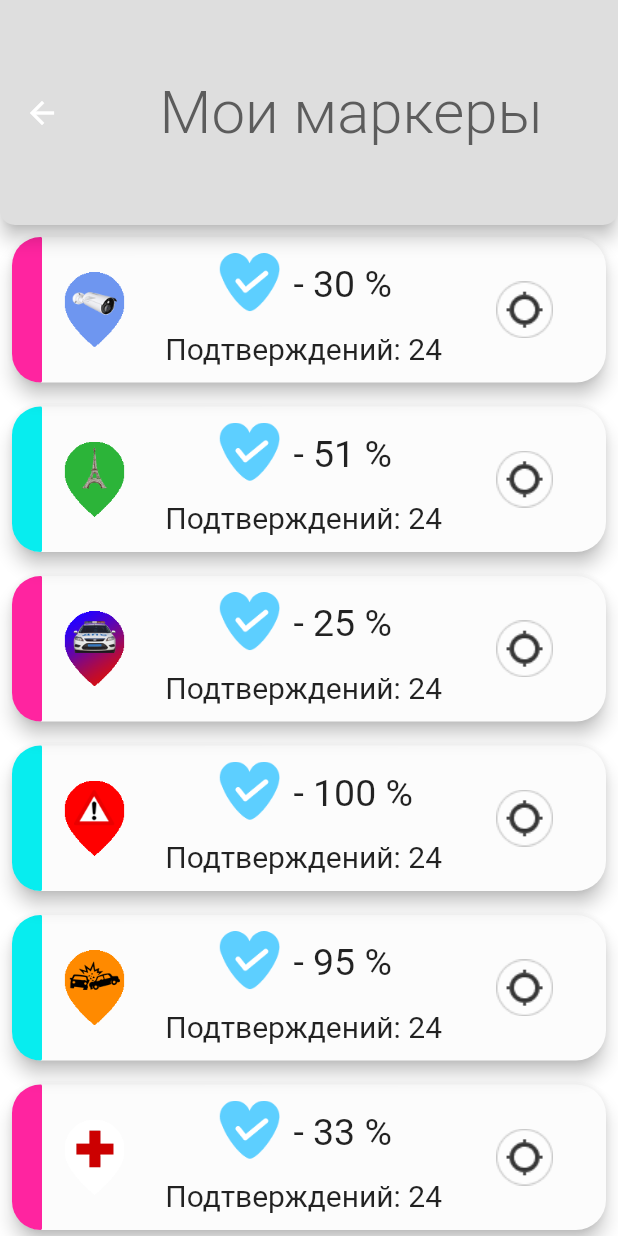
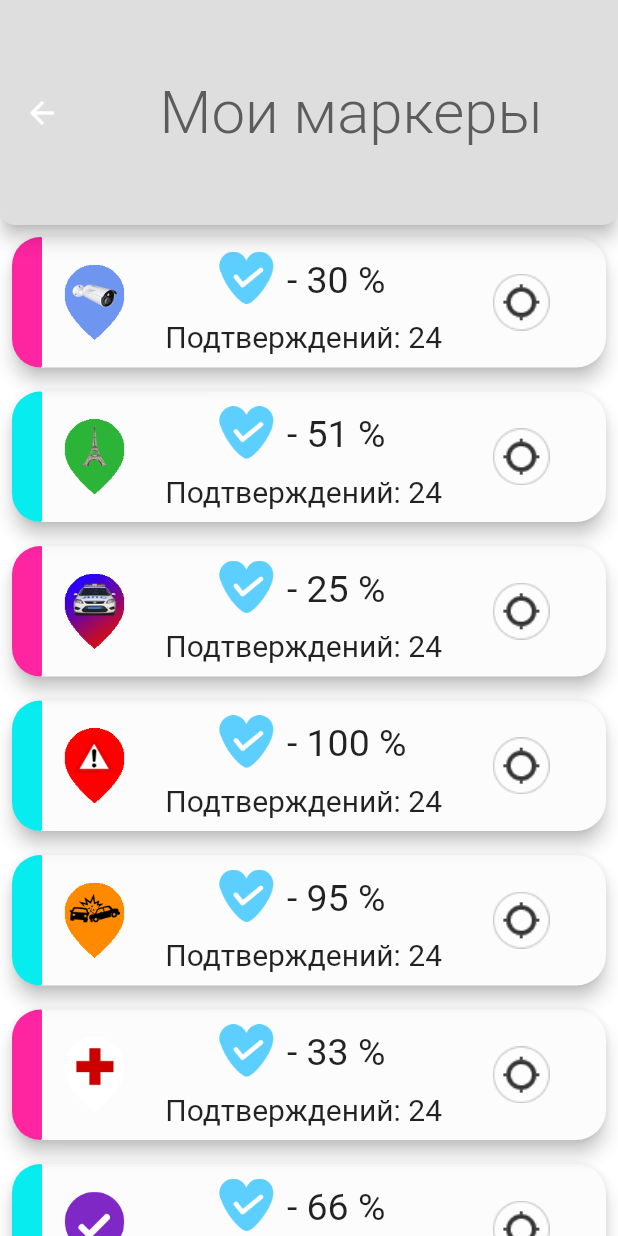
Before and after one commit to shifanyer/attention_map, a Flutter app: the MyMarkers screen opened directly, on a phone screen of 412 x 824 dp. Run offline on Flutter 3.47's test engine with Material 2 defaults, Android fonts, the phone set to English and light mode, and no system bars; our stand-ins replace firebase_core, firebase_database, firebase_storage, fluttertoast, google_maps_flutter, location; missing offline and left inert: firebase, geocoder; accounts and stored records are empty.

Commit message:
Запись в файл новых точек

```diff
--- a/lib/bottom_bar.dart
+++ b/lib/bottom_bar.dart
@@ -22,8 +22,6 @@ class BottomBar extends StatefulWidget {
 class _BottomBarState extends State<BottomBar> {
   int _selectedIndex = 1;
   static const TextStyle optionStyle = TextStyle(fontSize: 30, fontWeight: FontWeight.bold);
-
-  GoogleMapController googleMapController;
 
   // static const List<Widget> _widgetOptions = <Widget>[
   //   Text(
@@ -50,7 +48,6 @@ class _BottomBarState extends State<BottomBar> {
         startCameraPosition: startCameraPosition,
         customMarkers: widget.markers,
         markersList: widget.markersList,
-        googleMapController: googleMapController,
       ),
       Text(
         'Index 2: School',
--- a/lib/global/globals.dart
+++ b/lib/global/globals.dart
@@ -1,6 +1,9 @@
 library attention_map.globals;
 
+import 'package:attention_map/map_objects/marker_point.dart';
 import 'package:google_maps_flutter/google_maps_flutter.dart';
 
 Map<MarkerId, int> userDecisions;
 double bottomHeight = 70.0;
+GoogleMapController googleMapController;
+Map<String, MarkerInfo> userMarkers;
--- a/lib/map_objects/marker_point.dart
+++ b/lib/map_objects/marker_point.dart
@@ -9,7 +9,12 @@ class MarkerInfo {
   int confirmsAgainst;
   int lastTimeConfirmation;
 
-  MarkerInfo({@required this.markerType, @required this.coordinates, @required this.confirmsFor, @required this.confirmsAgainst, @required this.lastTimeConfirmation});
+  MarkerInfo(
+      {@required this.markerType,
+      @required this.coordinates,
+      @required this.confirmsFor,
+      @required this.confirmsAgainst,
+      @required this.lastTimeConfirmation});
 
   MarkerId getMarkerId() {
     return MarkerId(this.coordinates.latitude.toString() + '_' + coordinates.longitude.toString());
@@ -51,4 +56,19 @@ class MarkerInfo {
     return 'markerType: ${markerType}, coordinates: ${coordinates}, for: ${confirmsFor}, against: ${confirmsAgainst}, lastTimeConfirmation: ${lastTimeConfirmation}';
   }
 
+  MarkerInfo.fromJson(Map<String, dynamic> json)
+      : markerType = MarkerType.values.firstWhere((e) => e.toString() == json['markerType']),
+        coordinates = LatLng(json['coordX'], json['coordY']),
+        confirmsFor = json['confirmsFor'],
+        confirmsAgainst = json['confirmsAgainst'],
+        lastTimeConfirmation = json['lastTimeConfirmation'];
+
+  Map<String, dynamic> toJson() => {
+        'markerType': markerType.toString(),
+        'coordX': coordinates.latitude,
+        'coordY': coordinates.longitude,
+        'confirmsFor': confirmsFor,
+        'confirmsAgainst': confirmsAgainst,
+        'lastTimeConfirmation': lastTimeConfirmation,
+      };
 }
--- a/lib/my_markers/my_markers.dart
+++ b/lib/my_markers/my_markers.dart
@@ -3,7 +3,7 @@ import 'package:flutter/cupertino.dart';
 import 'package:flutter/material.dart';
 
 class MyMarkers extends StatelessWidget with ThemeOne {
-  var cardHeight = 105.0;
+  var cardHeight = 95.0;
   var edgeCornerRadius = 20.0;
 
   static List<String> markerImageAssets = [
@@ -20,8 +20,10 @@ class MyMarkers extends StatelessWidget with ThemeOne {
 
   @override
   Widget build(BuildContext context) {
+    cardHeight = 95.0;
     return Scaffold(
       backgroundColor: Colors.white,
+
       appBar: AppBar(
         elevation: 5,
         title: Center(
@@ -42,27 +44,29 @@ class MyMarkers extends StatelessWidget with ThemeOne {
           ),
         ),
       ),
+
       body: SafeArea(
         child: CustomScrollView(
           slivers: [
             /*
             SliverAppBar(
               shadowColor: Colors.black,
-              elevation: 0.0,
-              // collapsedHeight: 100,
+              elevation: 6.0,
+              collapsedHeight: 100,
+              expandedHeight: 200,
               shape: RoundedRectangleBorder(
                 borderRadius: BorderRadius.vertical(
                   bottom: Radius.circular(10),
                 ),
               ),
-              automaticallyImplyLeading: false,
-              // backgroundColor: Color(0xFFDEDEDE),
-              backgroundColor: Colors.transparent,
+              automaticallyImplyLeading: true,
+              backgroundColor: Color(0xFFDEDEDE),
+              // backgroundColor: Colors.transparent,
               pinned: true,
               snap: false,
-              floating: false,
+              floating: true,
               // expandedHeight: 100.0,
-
+/*
               title: Text(
                 'Мои маркеры',
                 style: TextStyle(
@@ -71,13 +75,22 @@ class MyMarkers extends StatelessWidget with ThemeOne {
                   fontWeight: FontWeight.w300,
                 ),
               ),
-              /*
+*/
               flexibleSpace: FlexibleSpaceBar(
                 centerTitle: true,
-                // background: Container(
-                //   color: Color(0xFFDEDEDE),
-                // ),
-                title: Text(
+                stretchModes: [StretchMode.fadeTitle],
+                background: Container(
+                  decoration: BoxDecoration(
+                      color: Color(0xFFDEDEDE),
+                      boxShadow: [BoxShadow(blurRadius: 3)],
+                      borderRadius: new BorderRadius.only(
+                        bottomRight: Radius.circular(10.0),
+                        bottomLeft: Radius.circular(10.0),
+                      )
+                  ),
+                ),
+                title: Center(
+                  child: Text(
                     'Мои маркеры',
                     style: TextStyle(
                       color: Color(0xFF5C5C5C),
@@ -86,10 +99,10 @@ class MyMarkers extends StatelessWidget with ThemeOne {
                     ),
                   ),
                 ),
-
-               */
               ),
 
+
+            ),
             */
 
             for (var i = 0; i < markerImageAssets.length; i++)
@@ -156,7 +169,7 @@ class MyMarkers extends StatelessWidget with ThemeOne {
                                   ),
                                 ),
                                 Container(
-                                  height: cardHeight / 2.4,
+                                  height: cardHeight / 2.5,
                                   child: Center(
                                     child: Text(
                                       'Подтверждений: 24',
@@ -170,10 +183,13 @@ class MyMarkers extends StatelessWidget with ThemeOne {
                           SizedBox(
                             width: 10,
                           ),
-                          Container(
+                          GestureDetector(
+                            onTap: openMap(),
+                            child: Container(
                               width: cardHeight / 2.3,
                               height: cardHeight / 2.5,
                               child: Image.asset('assets/geo_icon_button.png'),
+                            ),
                           ),
                         ],
                       ),
@@ -237,3 +253,7 @@ class MyMarkers extends StatelessWidget with ThemeOne {
     );
   }
 }
+
+openMap() {
+  //TODO функция, которая открывает карту с переданной меткой.
+}
```
Also changed, not shown: lib/db_methods/db_main_methods.dart (+19 -3 lines), lib/local_db/write_in_file.dart (+27 -0 lines), lib/main.dart (+13 -3 lines), lib/map/main_map.dart (+12 -13 lines). Lines whose indentation alone changed are shown as unchanged.
